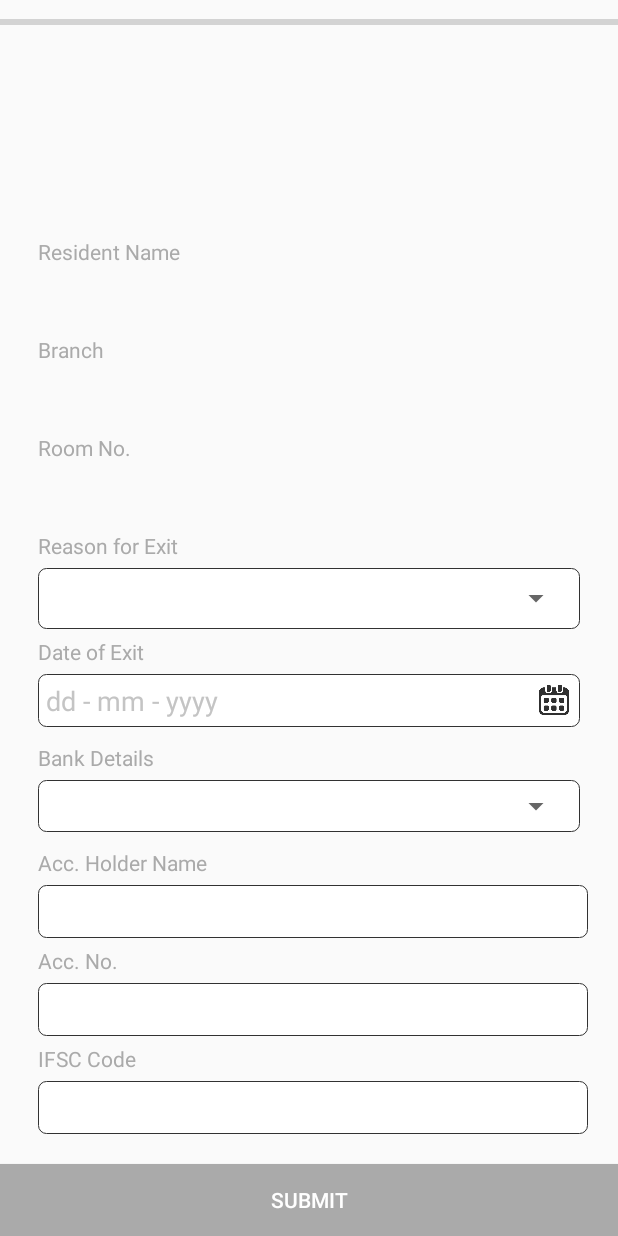
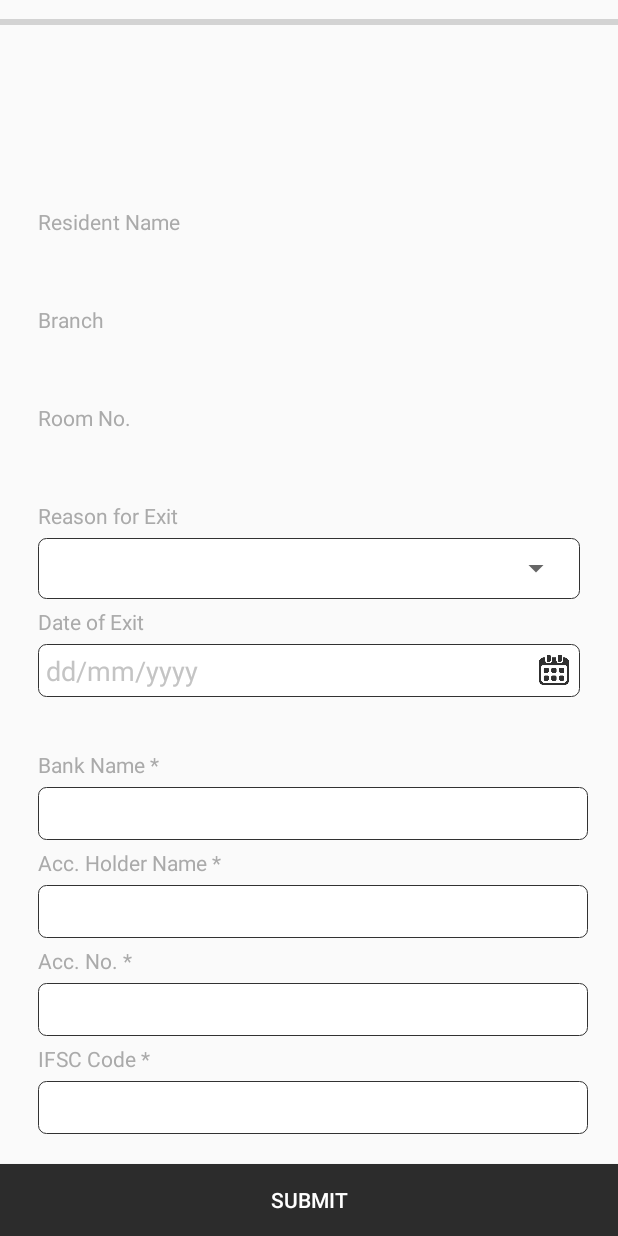
Before and after one commit to NandhaRex/Isthara, an Android app: the layout activity_checkout.xml on its own in the app's theme, with its tools: preview values and no code run, on a phone screen of 412 x 824 dp. Run offline under Robolectric (Android 15) with nearby library versions, the phone set to English and light mode, and no system bars.

Commit message:
added bank details in checkout form.

```diff
--- a/app/src/main/java/com/tao/isthara/Activities/Home/Adapters/GridAdapter.java
+++ b/app/src/main/java/com/tao/isthara/Activities/Home/Adapters/GridAdapter.java
@@ -17,6 +17,7 @@ import android.widget.TextView;
 
 import com.geniusforapp.fancydialog.FancyAlertDialog;
 import com.onesignal.OneSignal;
+import com.tao.isthara.Activities.Checkout.Activity.CheckoutActivity;
 import com.tao.isthara.Activities.Events.Activity.EventListActivity;
 import com.tao.isthara.Activities.FoodMenu.Activity.FoodMenuActivity;
 import com.tao.isthara.Activities.HelpDeskList.Activity.HelpDeskListActivity;
@@ -132,6 +133,9 @@ public class GridAdapter extends BaseAdapter{
                 }else if(result[position].equals("MY PROFILE")){
                     Intent i = new Intent(context, ProfileActivity.class);
                     context.startActivity(i);
+                }else if(result[position].equals("CHECK OUT")){
+                    Intent i = new Intent(context, CheckoutActivity.class);
+                    context.startActivity(i);
                 }else {
                     //Toast.makeText(context, "You Clicked " + result[position], Toast.LENGTH_LONG).show();
                 }
--- a/app/src/main/res/layout/activity_checkout.xml
+++ b/app/src/main/res/layout/activity_checkout.xml
@@ -10,7 +10,7 @@
     <Button
         android:layout_width="match_parent"
         android:layout_height="wrap_content"
-        android:background="@android:color/darker_gray"
+        android:background="#2C2C2C"
         android:text="submit"
         android:id="@+id/btn_Submit"
         android:layout_alignParentBottom="true"
@@ -108,6 +108,7 @@
                 android:layout_width="match_parent"
                 android:layout_height="wrap_content"
                 android:layout_margin="5dp"
+                android:id="@+id/layDatePicket"
                 android:background="@drawable/border_style"
                 android:orientation="horizontal"
                 android:padding="5dp">
@@ -120,7 +121,7 @@
                     android:layout_weight="1"
                     android:background="@null"
                     android:focusable="false"
-                    android:hint="dd - mm - yyyy" />
+                    android:hint="dd/mm/yyyy" />
 
                 <ImageView
                     android:layout_width="20dp"
@@ -136,36 +137,45 @@
                 android:layout_height="wrap_content"
                 android:layout_marginLeft="5dp"
                 android:layout_marginTop="5dp"
-                android:text="Bank Details"
                 android:textColor="@android:color/darker_gray" />
-
-            <LinearLayout
-                android:layout_width="match_parent"
-                android:layout_height="wrap_content"
-                android:layout_margin="5dp"
-                android:background="@drawable/border_style"
-                android:padding="5dp">
-
-                <Spinner
-                    android:id="@+id/spnr_BankNames"
-                    android:layout_width="match_parent"
-                    android:layout_height="wrap_content" />
-            </LinearLayout>
-            <!--<Button-->
-            <!--android:layout_width="match_parent"-->
-            <!--android:layout_height="wrap_content"-->
-            <!--android:layout_marginLeft="5dp"-->
-            <!--android:layout_marginRight="5dp"-->
-            <!--android:layout_marginTop="10dp"-->
-            <!--android:layout_marginBottom="10dp"-->
-            <!--android:background="@drawable/border_style"-->
-            <!--android:text="add a differenet bank" />-->
             <TextView
                 android:layout_width="wrap_content"
                 android:layout_height="wrap_content"
                 android:layout_marginLeft="5dp"
                 android:layout_marginTop="5dp"
-                android:text="Acc. Holder Name"
+                android:text="Bank Name *"
+                android:textColor="@android:color/darker_gray" />
+
+            <EditText
+                android:id="@+id/txt_BankName"
+                android:layout_width="match_parent"
+                android:layout_height="wrap_content"
+                android:layout_gravity="center_vertical"
+                android:layout_marginLeft="5dp"
+                android:layout_marginTop="5dp"
+                android:layout_weight="1"
+                android:textAllCaps="true"
+                android:singleLine="true"
+                android:background="@drawable/border_style"
+                android:padding="5dp" />
+            <!--<LinearLayout-->
+                <!--android:layout_width="match_parent"-->
+                <!--android:layout_height="wrap_content"-->
+                <!--android:layout_margin="5dp"-->
+                <!--android:background="@drawable/border_style"-->
+                <!--android:padding="5dp">-->
+
+                <!--<Spinner-->
+                    <!--android:id="@+id/spnr_BankNames"-->
+                    <!--android:layout_width="match_parent"-->
+                    <!--android:layout_height="wrap_content" />-->
+            <!--</LinearLayout>-->
+            <TextView
+                android:layout_width="wrap_content"
+                android:layout_height="wrap_content"
+                android:layout_marginLeft="5dp"
+                android:layout_marginTop="5dp"
+                android:text="Acc. Holder Name *"
                 android:textColor="@android:color/darker_gray" />
 
             <EditText
@@ -175,6 +185,8 @@
                 android:layout_gravity="center_vertical"
                 android:layout_marginLeft="5dp"
                 android:layout_marginTop="5dp"
+                android:singleLine="true"
+                android:textAllCaps="true"
                 android:layout_weight="1"
                 android:background="@drawable/border_style"
                 android:padding="5dp" />
@@ -183,7 +195,7 @@
                 android:layout_height="wrap_content"
                 android:layout_marginLeft="5dp"
                 android:layout_marginTop="5dp"
-                android:text="Acc. No."
+                android:text="Acc. No. *"
                 android:textColor="@android:color/darker_gray" />
 
             <EditText
@@ -194,6 +206,9 @@
                 android:layout_marginLeft="5dp"
                 android:layout_marginTop="5dp"
                 android:layout_weight="1"
+                android:inputType="number"
+                android:maxLength="20"
+                android:singleLine="true"
                 android:background="@drawable/border_style"
                 android:padding="5dp" />
 
@@ -202,7 +217,7 @@
                 android:layout_height="wrap_content"
                 android:layout_marginLeft="5dp"
                 android:layout_marginTop="5dp"
-                android:text="IFSC Code"
+                android:text="IFSC Code *"
                 android:textColor="@android:color/darker_gray" />
 
             <EditText
@@ -212,6 +227,8 @@
                 android:layout_gravity="center_vertical"
                 android:layout_marginLeft="5dp"
                 android:layout_marginTop="5dp"
+                android:singleLine="true"
+                android:textAllCaps="true"
                 android:layout_weight="1"
                 android:background="@drawable/border_style"
                 android:padding="5dp" />
```
Also changed, not shown: app/src/main/AndroidManifest.xml (+8 -9 lines), app/src/main/java/com/tao/isthara/Activities/Checkout/Activity/CheckoutActivity.java (+30 -3 lines), app/src/main/java/com/tao/isthara/Activities/Home/Activity/MainActivity.java (+16 -22 lines), app/src/main/java/com/tao/isthara/Utils/Global.java (line endings or trailing spaces).
